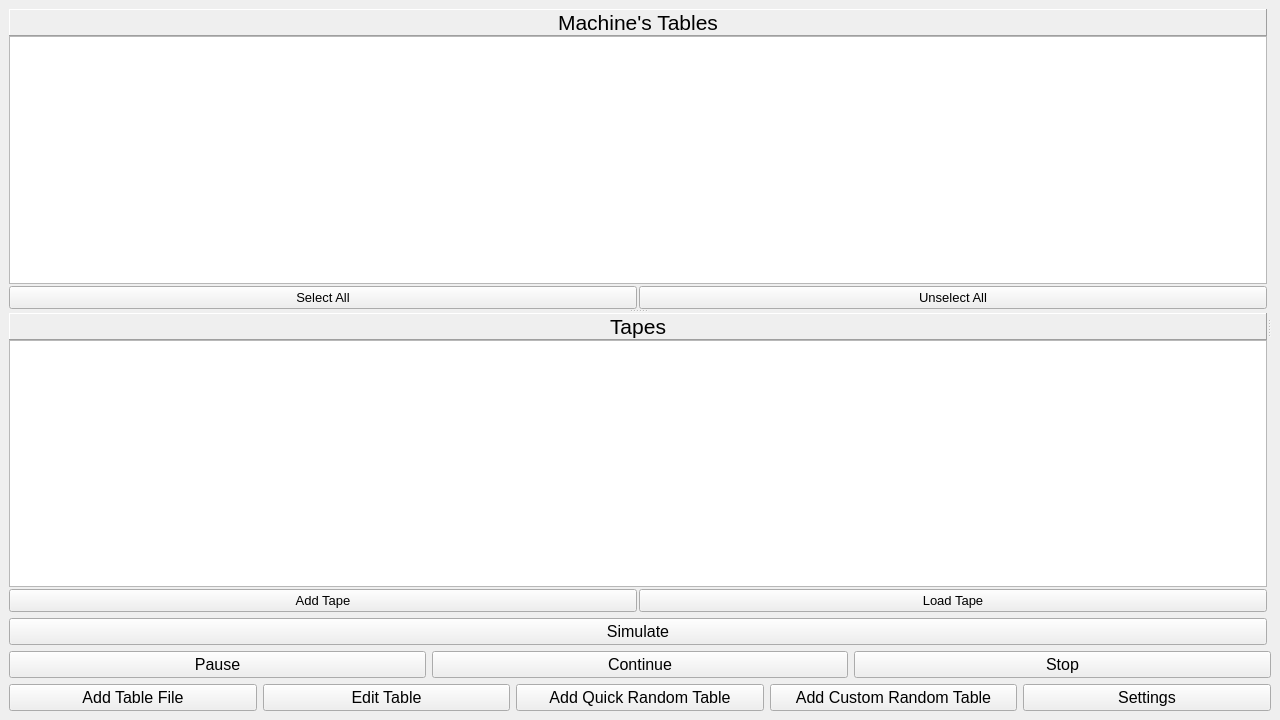
Qt form Qt/TuringsMachineSimulator/usermachines.ui (fabioalves98/TuringsMachineGenerator) before a commit.
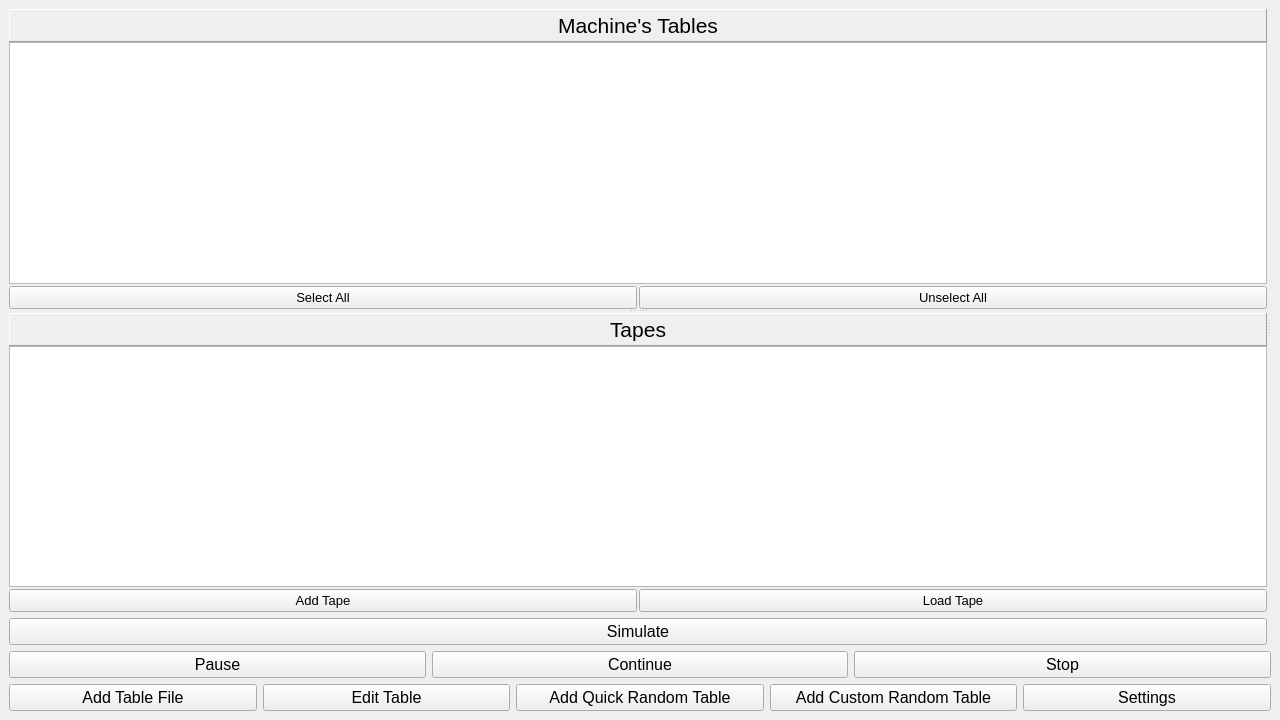
The same form after that commit.

Diff of the .ui file:
```diff
--- a/Qt/TuringsMachineSimulator/usermachines.ui
+++ b/Qt/TuringsMachineSimulator/usermachines.ui
@@ -52,6 +52,12 @@
                   <property name="enabled">
                    <bool>true</bool>
                   </property>
+                  <property name="minimumSize">
+                   <size>
+                    <width>0</width>
+                    <height>33</height>
+                   </size>
+                  </property>
                   <property name="font">
                    <font>
                     <pointsize>16</pointsize>
@@ -127,6 +133,12 @@
               </property>
               <item>
                <widget class="QLabel" name="tapesLabel">
+                <property name="minimumSize">
+                 <size>
+                  <width>0</width>
+                  <height>33</height>
+                 </size>
+                </property>
                 <property name="font">
                  <font>
                   <pointsize>16</pointsize>
```
